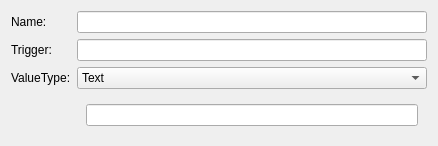
The window that plugins/Commands/Keyboard/addbuttondlg.ui (KDE/simon) describes before a commit, drawn with Qt 5.
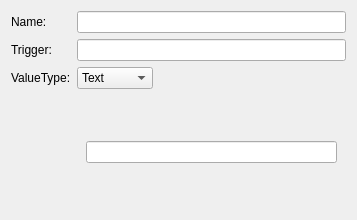
The same window after the commit. Custom widgets are drawn as their Qt base class.

Diff of the .ui file:
```diff
--- a/plugins/Commands/Keyboard/addbuttondlg.ui
+++ b/plugins/Commands/Keyboard/addbuttondlg.ui
@@ -6,14 +6,17 @@
    <rect>
     <x>0</x>
     <y>0</y>
-    <width>438</width>
-    <height>139</height>
+    <width>357</width>
+    <height>220</height>
    </rect>
   </property>
   <property name="windowTitle">
    <string>Add button</string>
   </property>
   <layout class="QFormLayout" name="formLayout_3">
+   <property name="fieldGrowthPolicy">
+    <enum>QFormLayout::ExpandingFieldsGrow</enum>
+   </property>
    <item row="0" column="0">
     <widget class="QLabel" name="label_4">
      <property name="text">
```
